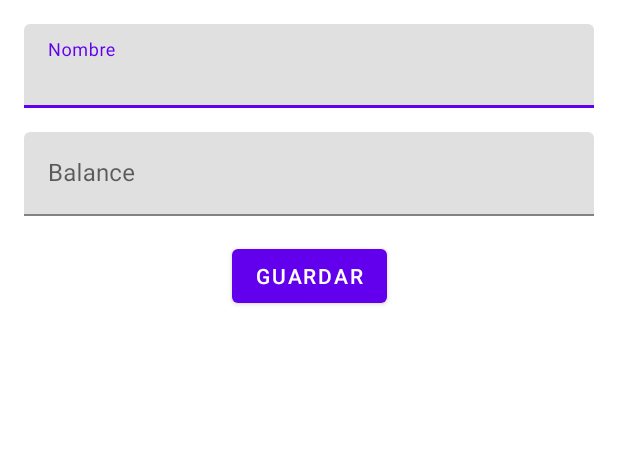
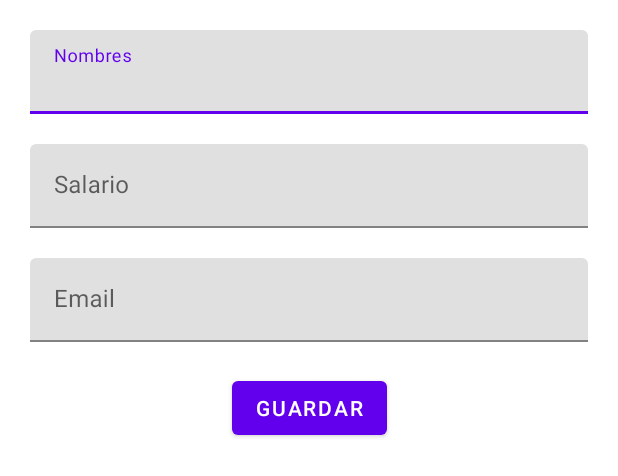
Before and after one commit to PrandiFabiel/RegistroPersonas, an Android app: the layout activity_main.xml on its own in the app's theme, with its tools: preview values and no code run, on a phone screen of 412 x 824 dp. Shown: the top 476 px of the screen. Run offline under Robolectric (Android 15) with nearby library versions, the phone set to English and light mode, and no system bars.

Commit message:
Modificando diseño.

```diff
--- a/app/src/main/res/layout/activity_main.xml
+++ b/app/src/main/res/layout/activity_main.xml
@@ -42,6 +42,24 @@
             android:layout_height="wrap_content" />
     </com.google.android.material.textfield.TextInputLayout>
 
+    <com.google.android.material.textfield.TextInputLayout
+        android:id="@+id/EmailTextInput"
+        android:layout_width="match_parent"
+        android:layout_height="wrap_content"
+        android:layout_marginStart="@dimen/margin16"
+        android:layout_marginTop="@dimen/margin16"
+        android:layout_marginEnd="@dimen/margin16"
+        android:hint="@string/hint_email"
+        app:layout_constraintEnd_toStartOf="parent"
+        app:layout_constraintStart_toStartOf="parent"
+        app:layout_constraintTop_toBottomOf="@id/ingresosTextInput">
+
+        <com.google.android.material.textfield.TextInputEditText
+            android:id="@+id/EmailEditText"
+            android:layout_width="match_parent"
+            android:layout_height="wrap_content" />
+    </com.google.android.material.textfield.TextInputLayout>
+
     <com.google.android.material.button.MaterialButton
         android:id="@+id/guardarButton"
         android:layout_width="wrap_content"
@@ -52,6 +70,6 @@
         android:text="@string/guardar"
         app:layout_constraintEnd_toEndOf="parent"
         app:layout_constraintStart_toStartOf="parent"
-        app:layout_constraintTop_toBottomOf="@+id/ingresosTextInput" />
+        app:layout_constraintTop_toBottomOf="@+id/EmailTextInput" />
 
 </androidx.constraintlayout.widget.ConstraintLayout>
--- a/app/src/main/res/values/dimens.xml
+++ b/app/src/main/res/values/dimens.xml
@@ -1,4 +1,4 @@
 <?xml version="1.0" encoding="utf-8"?>
 <resources>
-    <dimen name="margin16">16dp</dimen>
+    <dimen name="margin16">20dp</dimen>
 </resources>
--- a/app/src/main/res/values/strings.xml
+++ b/app/src/main/res/values/strings.xml
@@ -1,6 +1,7 @@
 <resources>
     <string name="app_name">RegistroPersonas</string>
-    <string name="hint_Personas">Nombre</string>
-    <string name="hint_Balance">Balance</string>
+    <string name="hint_Personas">Nombres</string>
+    <string name="hint_Balance">Salario</string>
+    <string name="hint_email">Email</string>
     <string name="guardar">Guardar</string>
 </resources>
```
